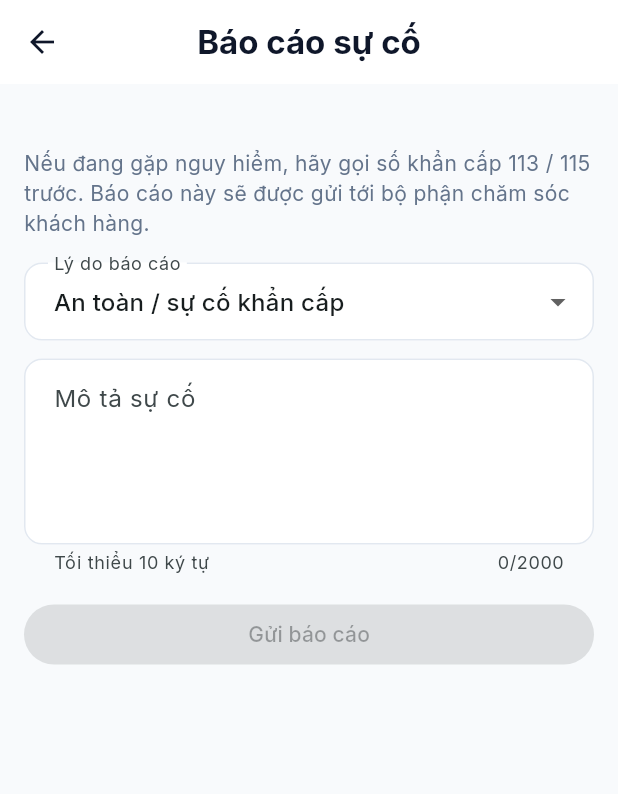
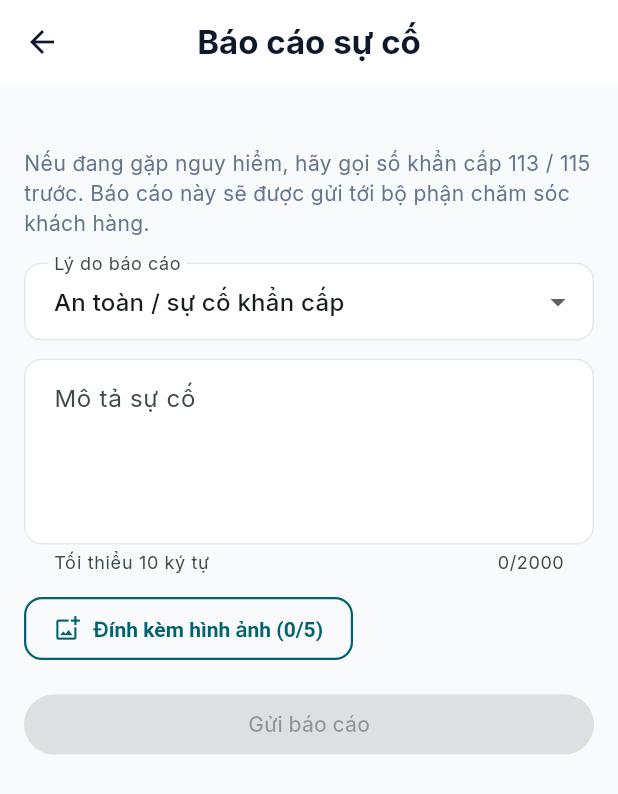
Before and after one commit to VuaCoder/Tripin, a Flutter app: the ReportScreen screen opened directly with empty values, on a phone screen of 412 x 824 dp. Shown: the top 794 px of the screen. Run offline on Flutter 3.47's test engine with Material 3 defaults, Android fonts, the phone set to English and light mode, and no system bars; our stand-ins replace dio, equatable, flutter_bloc, flutter_local_notifications, flutter_secure_storage, google_fonts and 4 more; missing offline and left inert: gal; accounts and stored records are empty; network calls fail.

Commit message:
feat(reports): add photo upload and complaint reporting functionality with enhanced error handling

```diff
--- a/mobile/lib/features/reports/models/report_models.dart
+++ b/mobile/lib/features/reports/models/report_models.dart
@@ -12,6 +12,36 @@ enum ReportCategory {
   final String apiValue;
   final String label;
   const ReportCategory(this.apiValue, this.label);
+
+  /// Nhóm tương ứng của phiếu khiếu nại (`POST /complaints`, dùng khi có ảnh đính kèm).
+  String get complaintCategory => switch (this) {
+        safety => 'SAFETY_URGENT',
+        serviceQuality => 'GUIDE_SERVICE',
+        misleadingInfo => 'ITINERARY',
+        paymentOrRefund => 'BILLING_REFUND',
+        inappropriateContent => 'OTHER',
+        other => 'OTHER',
+      };
+
+  String get complaintSubCategory => switch (this) {
+        safety => 'SAFETY_INJURY_NO_SUPPORT',
+        serviceQuality => 'GUIDE_ABSENT_OR_INCOMPETENT',
+        misleadingInfo => 'ITINERARY_UNANNOUNCED_CHANGE',
+        paymentOrRefund => 'BILLING_UNAUTHORIZED_SURCHARGE',
+        inappropriateContent => 'OTHER_SERVICE_ISSUE',
+        other => 'OTHER_SERVICE_ISSUE',
+      };
+}
+
+/// Một ảnh bằng chứng đã chọn từ thư viện / máy ảnh.
+class ReportPhoto extends Equatable {
+  final String name;
+  final List<int> bytes;
+
+  const ReportPhoto({required this.name, required this.bytes});
+
+  @override
+  List<Object?> get props => [name, bytes.length];
 }
 
 /// Kết quả `POST /reports`: mã tra cứu để người dùng đọc cho bộ phận hỗ trợ.
@@ -22,6 +52,13 @@ class SubmittedReport extends Equatable {
 
   const SubmittedReport({required this.id, required this.code, required this.status});
 
+  /// Phiếu khiếu nại (có ảnh): mã tra cứu là `ticketCode`.
+  factory SubmittedReport.fromComplaintJson(Map<String, dynamic> json) => SubmittedReport(
+        id: json['id'] as String,
+        code: json['ticketCode'] as String? ?? '',
+        status: json['status'] as String? ?? '',
+      );
+
   factory SubmittedReport.fromJson(Map<String, dynamic> json) => SubmittedReport(
         id: json['id'] as String,
         code: json['code'] as String? ?? '',
--- a/mobile/lib/features/reports/screens/report_screen.dart
+++ b/mobile/lib/features/reports/screens/report_screen.dart
@@ -1,5 +1,6 @@
 import 'package:flutter/material.dart';
 import 'package:flutter/services.dart';
+import 'package:image_picker/image_picker.dart';
 import '../../../core/constants/app_colors.dart';
 import '../bloc/reports_repository.dart';
 import '../models/report_models.dart';
@@ -12,12 +13,16 @@ class ReportScreen extends StatefulWidget {
   final String? bookingId;
   final ReportsRepository? repository;
 
+  /// Chọn ảnh từ thư viện; thay được khi test.
+  final Future<List<ReportPhoto>> Function(int remaining)? pickPhotos;
+
   const ReportScreen({
     super.key,
     required this.tourId,
     required this.tourTitle,
     this.bookingId,
     this.repository,
+    this.pickPhotos,
   });
 
   @override
@@ -26,10 +31,12 @@ class ReportScreen extends StatefulWidget {
 
 class _ReportScreenState extends State<ReportScreen> {
   static const int _minLength = 10;
+  static const int _maxPhotos = 5;
 
   late final ReportsRepository _repo = widget.repository ?? ReportsRepository();
   final TextEditingController _description = TextEditingController();
   ReportCategory _category = ReportCategory.safety;
+  final List<ReportPhoto> _photos = [];
   bool _submitting = false;
   String? _error;
   SubmittedReport? _done;
@@ -42,18 +49,42 @@ class _ReportScreenState extends State<ReportScreen> {
 
   bool get _valid => _description.text.trim().length >= _minLength;
 
+  Future<List<ReportPhoto>> _defaultPick(int remaining) async {
+    final files = await ImagePicker().pickMultiImage(imageQuality: 80, maxWidth: 1600, limit: remaining < 2 ? 2 : remaining);
+    return [for (final f in files.take(remaining)) ReportPhoto(name: f.name, bytes: await f.readAsBytes())];
+  }
+
+  Future<void> _addPhotos() async {
+    final remaining = _maxPhotos - _photos.length;
+    if (remaining <= 0) return;
+    try {
+      final picked = await (widget.pickPhotos ?? _defaultPick)(remaining);
+      if (mounted && picked.isNotEmpty) setState(() => _photos.addAll(picked.take(remaining)));
+    } catch (_) {
+      if (mounted) setState(() => _error = 'Không mở được thư viện ảnh. Hãy cấp quyền truy cập ảnh rồi thử lại.');
+    }
+  }
+
   Future<void> _submit() async {
     setState(() {
       _submitting = true;
       _error = null;
     });
     try {
-      final report = await _repo.reportTour(
-        tourId: widget.tourId,
-        bookingId: widget.bookingId,
-        category: _category,
-        description: _description.text,
-      );
+      final report = _photos.isEmpty
+          ? await _repo.reportTour(
+              tourId: widget.tourId,
+              bookingId: widget.bookingId,
+              category: _category,
+              description: _description.text,
+            )
+          : await _repo.reportTourWithPhotos(
+              tourId: widget.tourId,
+              bookingId: widget.bookingId,
+              category: _category,
+              description: _description.text,
+              photos: List.of(_photos),
+            );
       if (mounted) setState(() => _done = report);
     } on ReportException catch (e) {
       if (mounted) setState(() => _error = e.message);
@@ -104,6 +135,14 @@ class _ReportScreenState extends State<ReportScreen> {
             border: OutlineInputBorder(),
           ),
         ),
+        const SizedBox(height: 12),
+        _PhotoStrip(
+          photos: _photos,
+          max: _maxPhotos,
+          enabled: !_submitting,
+          onAdd: _addPhotos,
+          onRemove: (i) => setState(() => _photos.removeAt(i)),
+        ),
         if (_error != null)
           Container(
             key: const Key('report-error'),
@@ -118,6 +157,66 @@ class _ReportScreenState extends State<ReportScreen> {
           child: _submitting
               ? const SizedBox(width: 20, height: 20, child: CircularProgressIndicator(strokeWidth: 2, color: Colors.white))
               : const Text('Gửi báo cáo'),
+        ),
+      ],
+    );
+  }
+}
+
+class _PhotoStrip extends StatelessWidget {
+  final List<ReportPhoto> photos;
+  final int max;
+  final bool enabled;
+  final VoidCallback onAdd;
+  final ValueChanged<int> onRemove;
+
+  const _PhotoStrip({
+    required this.photos,
+    required this.max,
+    required this.enabled,
+    required this.onAdd,
+    required this.onRemove,
+  });
+
+  @override
+  Widget build(BuildContext context) {
+    return Column(
+      crossAxisAlignment: CrossAxisAlignment.start,
+      children: [
+        Wrap(
+          spacing: 8,
+          runSpacing: 8,
+          children: [
+            for (var i = 0; i < photos.length; i++)
+              Stack(
+                key: Key('photo-$i'),
+                clipBehavior: Clip.none,
+                children: [
+                  ClipRRect(
+                    borderRadius: BorderRadius.circular(10),
+                    child: Image.memory(Uint8List.fromList(photos[i].bytes), width: 72, height: 72, fit: BoxFit.cover),
+                  ),
+                  Positioned(
+                    right: -6,
+                    top: -6,
+                    child: GestureDetector(
+                      onTap: enabled ? () => onRemove(i) : null,
+                      child: Semantics(
+                        button: true,
+                        label: 'Xóa ảnh ${i + 1}',
+                        child: const CircleAvatar(radius: 11, backgroundColor: AppColors.error, child: Icon(Icons.close, size: 14, color: Colors.white)),
+                      ),
+                    ),
+                  ),
+                ],
+              ),
+          ],
+        ),
+        if (photos.isNotEmpty) const SizedBox(height: 8),
+        OutlinedButton.icon(
+          onPressed: (enabled && photos.length < max) ? onAdd : null,
+          icon: const Icon(Icons.add_photo_alternate_outlined),
+          label: Text('Đính kèm hình ảnh (${photos.length}/$max)'),
         ),
       ],
     );
--- a/mobile/pubspec.yaml
+++ b/mobile/pubspec.yaml
@@ -49,6 +49,7 @@ dependencies:
   url_launcher: ^6.3.3
   gal: ^2.3.3
   socket_io_client: ^3.1.6
+  image_picker: ^1.2.4
 
 dev_dependencies:
   flutter_test:
```
Also changed, not shown: mobile/lib/features/reports/bloc/reports_repository.dart (+65 -4 lines), mobile/lib/features/shell/main_shell.dart (added, +118 -0 lines), mobile/lib/main.dart (+9 -42 lines), mobile/pubspec.lock, 6 other files.
